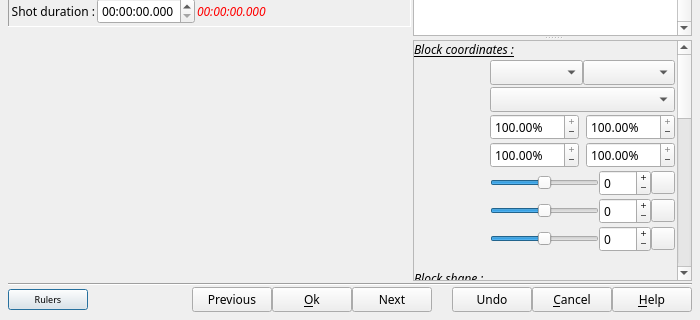
Qt form src/ffDiaporama/DlgSlide/DlgSlideProperties.ui (boenki/ffdiaporama) before a commit; both pictures show x 0 to 700 and y 180 to 500 of the 700 by 500 pixel window.
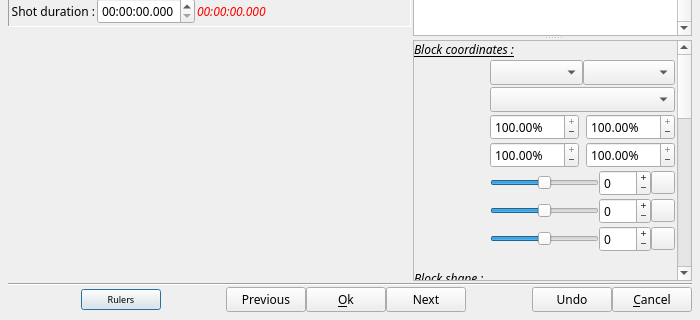
The same form after that commit. Icons and pictures are not drawn. Custom widgets are drawn as their Qt base class.

Patch:
```diff
--- a/src/ffDiaporama/DlgSlide/DlgSlideProperties.ui
+++ b/src/ffDiaporama/DlgSlide/DlgSlideProperties.ui
@@ -2835,6 +2835,70 @@
      <property name="margin">
       <number>0</number>
      </property>
+     <item>
+      <widget class="QLabel" name="HelpTT">
+       <property name="toolTip">
+        <string>This dialog allows you to define settings for the slides.
+
+This dialog includes numerous zones:
+-On the top: The toolbar allows to launch the main slide editing commands.
+-On the left: The slide settings zone, the shots table and the interactive.
+-On the right: The blocks table and the blocks settings zone.
+
+Place the mouse over each area for more information.
+
+Remark on block properties locking:
+The properties locking is available only from the 2nd shot.
+- When the block properties are locked, the modifications made to the block in the preceding shot are echoed in the current shot.
+- It defines as well the coordinates, forms and animations properties as the properties defined in the editing dialog of text, image or video.
+
+Remark on the interactive area:
+You can move and interactively re-size blocks within the selected shot.
+- Selected blocks are shown with a frame. (It allows to differentiate them from other graphic elements of the slide).
+- Control handles (small square) are shown on sides and on corners of the selection frame.
+- Rulers are displayed to facilitate the work with the mouse.
+
+Using the mouse:
+- To select a block: click the block
+- To select multiple blocks: Select a first block by clicking on it and then, by clicking on the other blocks to be selected with pressing either the SHIFT or the CTRL key.
+- To select a block under another block : Click the block to be selected by pushing both SHIFT and CTRL keys.
+- To unselect a block in a multiple selection: Click the block with pressing either the SHIFT or the CTRL key.
+- To modify the size of the blocks of the selection: Click one of the handles of the selection and, while keeping the button of the mouse pressed, move the mouse.
+- To move the blocks of the selection: Click one of the blocks of the selection and, while keeping the button of the mouse pressed, move the mouse.
+
+Using the keyboard:
+- To move the blocks of the selection, use the arrow keys.
+- To change the size of the blocks of the selection, use SHIFT+arrows to move the upper left corner handle or CTRL+arrows to move the lower right corner handle.
+
+Remarks:
+- A double click on a block opens the block editor associated with the block type (for a text block this will be the text editor, for an image block the reframing dialog, etc.)
+- A right click on a block when the selection includes only a single block opens a contextual menu proposing the editing commands for a block.
+- A right click on a block when the selection includes multiple blocks opens a contextual menu proposing the editing commands for multiple blocks.</string>
+       </property>
+       <property name="text">
+        <string notr="true"/>
+       </property>
+       <property name="textFormat">
+        <enum>Qt::AutoText</enum>
+       </property>
+       <property name="pixmap">
+        <pixmap resource="../../../RSCffDiaporama.qrc">:/img/help.png</pixmap>
+       </property>
+      </widget>
+     </item>
+     <item>
+      <spacer name="horizontalSpacer_2">
+       <property name="orientation">
+        <enum>Qt::Horizontal</enum>
+       </property>
+       <property name="sizeHint" stdset="0">
+        <size>
+         <width>40</width>
+         <height>20</height>
+        </size>
+       </property>
+      </spacer>
+     </item>
      <item>
       <widget class="QPushButton" name="TVMarginsBT">
        <property name="font">
@@ -2911,29 +2975,17 @@
       </widget>
      </item>
      <item>
-      <widget class="QLabel" name="label_2">
-       <property name="sizePolicy">
-        <sizepolicy hsizetype="Fixed" vsizetype="Preferred">
-         <horstretch>0</horstretch>
-         <verstretch>0</verstretch>
-        </sizepolicy>
+      <spacer name="horizontalSpacer_3">
+       <property name="orientation">
+        <enum>Qt::Horizontal</enum>
        </property>
-       <property name="minimumSize">
+       <property name="sizeHint" stdset="0">
         <size>
-         <width>20</width>
-         <height>0</height>
+         <width>40</width>
+         <height>20</height>
         </size>
        </property>
-       <property name="maximumSize">
-        <size>
-         <width>20</width>
-         <height>16777215</height>
-        </size>
-       </property>
-       <property name="text">
-        <string notr="true"/>
-       </property>
-      </widget>
+      </spacer>
      </item>
      <item>
       <widget class="QPushButton" name="UndoBT">
@@ -2966,23 +3018,6 @@
        </property>
       </widget>
      </item>
-     <item>
-      <widget class="QPushButton" name="HelpBT">
-       <property name="toolTip">
-        <string>Open help page describing this dialog box</string>
-       </property>
-       <property name="text">
-        <string>&amp;Help</string>
-       </property>
-       <property name="icon">
-        <iconset resource="../../../RSCffDiaporama.qrc">
-         <normaloff>:/img/help.png</normaloff>:/img/help.png</iconset>
-       </property>
-       <property name="shortcut">
-        <string>F1</string>
-       </property>
-      </widget>
-     </item>
     </layout>
    </item>
   </layout>
```
Left out of the diff: 214 changed lines with no effect on the pictures.
